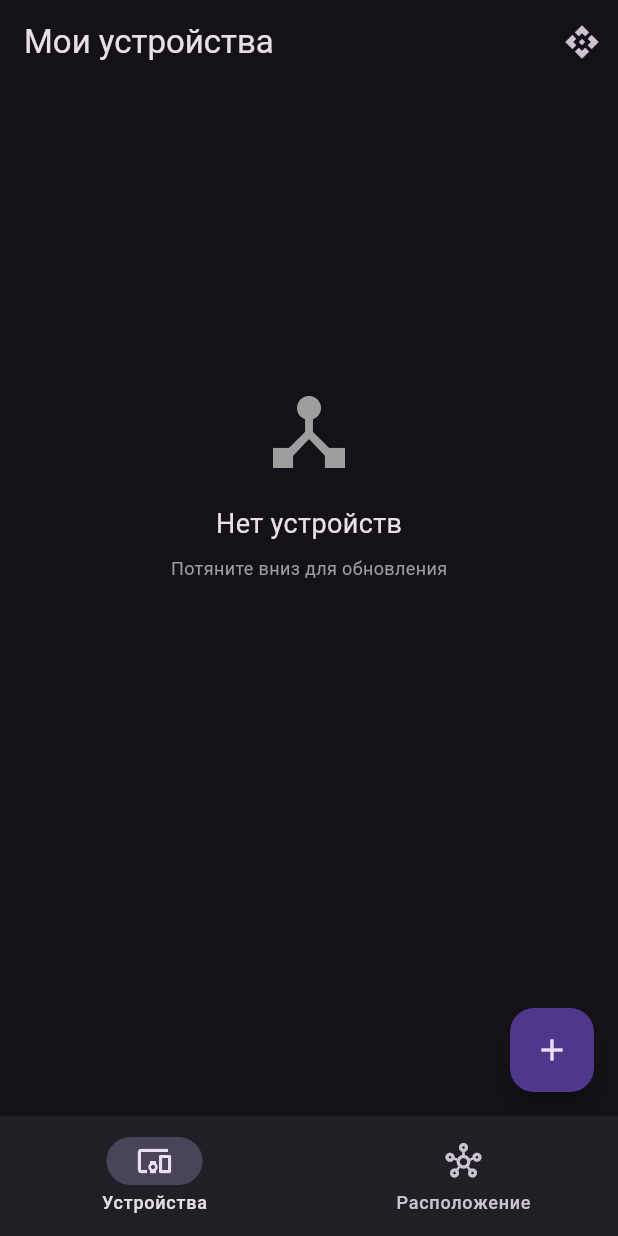
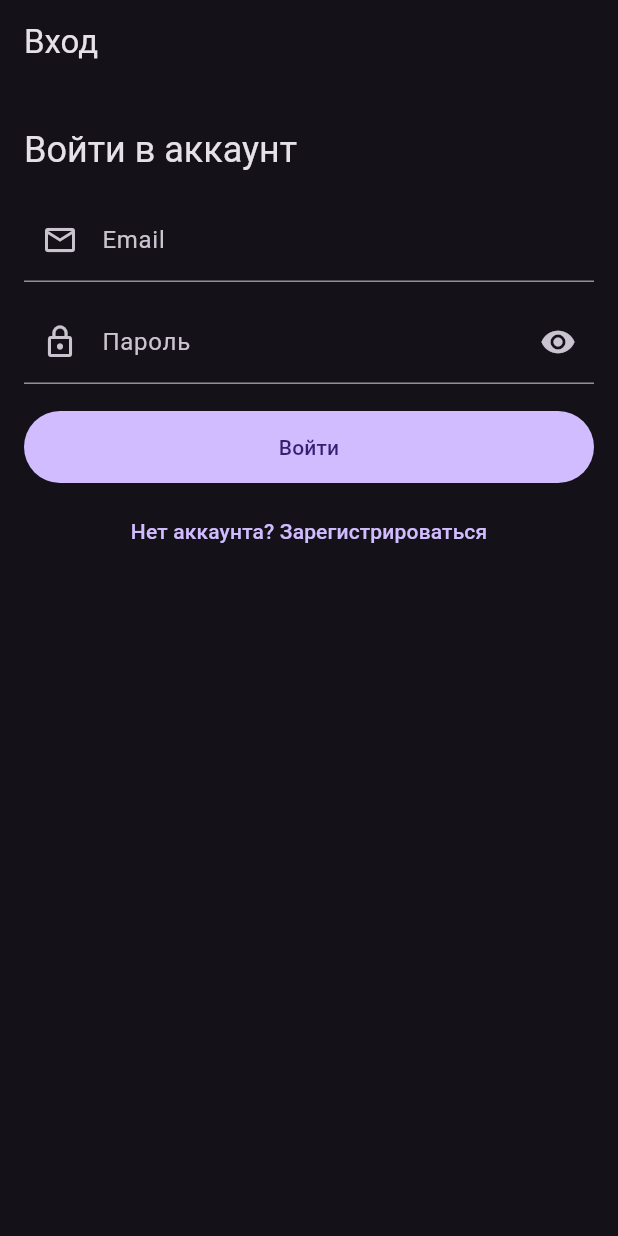
Before and after one commit to hineoni/smart-light-gpo, a Flutter app: the screen it shows after launch, on a phone screen of 412 x 824 dp. Run offline on Flutter 3.47's test engine with Material 3 defaults, Android fonts, the phone set to English and light mode, and no system bars; our stand-ins replace flutter_blue_plus, permission_handler; missing offline and left inert: flutter_esp_ble_prov.

Commit message:
app: add login registration flow

```diff
--- a/smart_light/lib/main.dart
+++ b/smart_light/lib/main.dart
@@ -1,5 +1,5 @@
 import 'package:flutter/material.dart';
-import 'screens/main_navigation_screen.dart';
+import 'screens/login_screen.dart';
 
 void main() {
   runApp(const MyApp());
@@ -13,7 +13,7 @@ class MyApp extends StatelessWidget {
     return MaterialApp(
       title: 'Smart Light Control',
       theme: ThemeData.dark(),
-      home: const MainNavigationScreen(),
+      home: const LoginScreen(),
     );
   }
 }
--- /dev/null
+++ b/smart_light/lib/screens/login_screen.dart
@@ -0,0 +1,167 @@
+import 'package:flutter/material.dart';
+
+import '../services/auth_service.dart';
+import 'main_navigation_screen.dart';
+import 'register_screen.dart';
+
+class LoginScreen extends StatefulWidget {
+  const LoginScreen({super.key});
+
+  @override
+  State<LoginScreen> createState() => _LoginScreenState();
+}
+
+class _LoginScreenState extends State<LoginScreen> {
+  final _formKey = GlobalKey<FormState>();
+  final _emailCtrl = TextEditingController();
+  final _passCtrl = TextEditingController();
+  bool _hidePass = true;
+  bool _loading = false;
+
+  @override
+  void dispose() {
+    _emailCtrl.dispose();
+    _passCtrl.dispose();
+    super.dispose();
+  }
+
+  String? _emailValidator(String? value) {
+    final email = (value ?? '').trim();
+    if (email.isEmpty) return 'Введите email';
+    if (!RegExp(r'^[^@\s]+@[^@\s]+\.[^@\s]+$').hasMatch(email)) {
+      return 'Некорректный email';
+    }
+    return null;
+  }
+
+  String? _passwordValidator(String? value) {
+    final password = value ?? '';
+    if (password.isEmpty) return 'Введите пароль';
+    if (password.length < 6) return 'Минимум 6 символов';
+    return null;
+  }
+
+  Future<void> _login() async {
+    if (!(_formKey.currentState?.validate() ?? false)) return;
+
+    FocusScope.of(context).unfocus();
+    setState(() => _loading = true);
+
+    final success = await AuthService.login(_emailCtrl.text, _passCtrl.text);
+
+    if (!mounted) return;
+    setState(() => _loading = false);
+
+    if (!success) {
+      ScaffoldMessenger.of(context).showSnackBar(
+        const SnackBar(content: Text('Неверный email или пароль')),
+      );
+      return;
+    }
+
+    Navigator.pushReplacement(
+      context,
+      MaterialPageRoute(builder: (_) => const MainNavigationScreen()),
+    );
+  }
+
+  Future<void> _openRegister() async {
+    final registered = await Navigator.push<bool>(
+      context,
+      MaterialPageRoute(builder: (_) => const RegisterScreen()),
+    );
+
+    if (!mounted || registered != true) return;
+
+    Navigator.pushReplacement(
+      context,
+      MaterialPageRoute(builder: (_) => const MainNavigationScreen()),
+    );
+  }
+
+  @override
+  Widget build(BuildContext context) {
+    return Scaffold(
+      appBar: AppBar(title: const Text('Вход')),
+      body: SafeArea(
+        child: Center(
+          child: ConstrainedBox(
+            constraints: const BoxConstraints(maxWidth: 420),
+            child: ListView(
+              padding: const EdgeInsets.all(16),
+              children: [
+                const SizedBox(height: 12),
+                Text(
+                  'Войти в аккаунт',
+                  style: Theme.of(context).textTheme.headlineSmall,
+                ),
+                const SizedBox(height: 16),
+                Form(
+                  key: _formKey,
+                  child: Column(
+                    children: [
+                      TextFormField(
+                        controller: _emailCtrl,
+                        keyboardType: TextInputType.emailAddress,
+                        textInputAction: TextInputAction.next,
+                        decoration: const InputDecoration(
+                          labelText: 'Email',
+                          prefixIcon: Icon(Icons.email_outlined),
+                        ),
+                        validator: _emailValidator,
+                      ),
+                      const SizedBox(height: 12),
+                      TextFormField(
+                        controller: _passCtrl,
+                        obscureText: _hidePass,
+                        textInputAction: TextInputAction.done,
+                        decoration: InputDecoration(
+                          labelText: 'Пароль',
+                          prefixIcon: const Icon(Icons.lock_outline),
+                          suffixIcon: IconButton(
+                            onPressed: () {
+                              setState(() => _hidePass = !_hidePass);
+                            },
+                            icon: Icon(
+                              _hidePass
+                                  ? Icons.visibility
+                                  : Icons.visibility_off,
+                            ),
+                          ),
+                        ),
+                        validator: _passwordValidator,
+                        onFieldSubmitted: (_) => _login(),
+                      ),
+                      const SizedBox(height: 18),
+                      SizedBox(
+                        width: double.infinity,
+                        height: 48,
+                        child: FilledButton(
+                          onPressed: _loading ? null : _login,
+                          child: _loading
+                              ? const SizedBox(
+                                  width: 20,
+                                  height: 20,
+                                  child: CircularProgressIndicator(
+                                    strokeWidth: 2,
+                                  ),
+                                )
+                              : const Text('Войти'),
+                        ),
+                      ),
+                      const SizedBox(height: 8),
+                      TextButton(
+                        onPressed: _loading ? null : _openRegister,
+                        child: const Text('Нет аккаунта? Зарегистрироваться'),
+                      ),
+                    ],
+                  ),
+                ),
+              ],
+            ),
+          ),
+        ),
+      ),
+    );
+  }
+}
--- /dev/null
+++ b/smart_light/lib/services/auth_service.dart
@@ -0,0 +1,62 @@
+import 'dart:convert';
+
+import 'package:http/http.dart' as http;
+
+class AuthService {
+  static const String baseUrl = 'http://172.20.10.13:3000';
+
+  static String? accessToken;
+  static String? refreshToken;
+
+  static Map<String, String> get authHeaders {
+    final token = accessToken;
+    return {
+      'Content-Type': 'application/json',
+      if (token != null) 'Authorization': 'Bearer $token',
+    };
+  }
+
+  static Future<bool> login(String email, String password) async {
+    final response = await http.post(
+      Uri.parse('$baseUrl/auth/login'),
+      headers: {'Content-Type': 'application/json'},
+      body: jsonEncode({'email': email.trim(), 'password': password}),
+    );
+
+    if (response.statusCode == 200) {
+      final data = jsonDecode(response.body) as Map<String, dynamic>;
+      accessToken = data['accessToken'] as String?;
+      refreshToken = data['refreshToken'] as String?;
+      return accessToken != null;
+    }
+
+    return false;
+  }
+
+  static Future<bool> register(
+    String email,
+    String password, {
+    String? name,
+  }) async {
+    final response = await http.post(
+      Uri.parse('$baseUrl/auth/register'),
+      headers: {'Content-Type': 'application/json'},
+      body: jsonEncode({
+        'email': email.trim(),
+        'password': password,
+        if (name != null && name.trim().isNotEmpty) 'name': name.trim(),
+      }),
+    );
+
+    if (response.statusCode != 200 && response.statusCode != 201) {
+      return false;
+    }
+
+    return login(email, password);
+  }
+
+  static void logout() {
+    accessToken = null;
+    refreshToken = null;
+  }
+}
```
Also changed, not shown: smart_light/lib/screens/register_screen.dart (added, +206 -0 lines), smart_light/lib/services/device_service.dart (+72 -87 lines).
